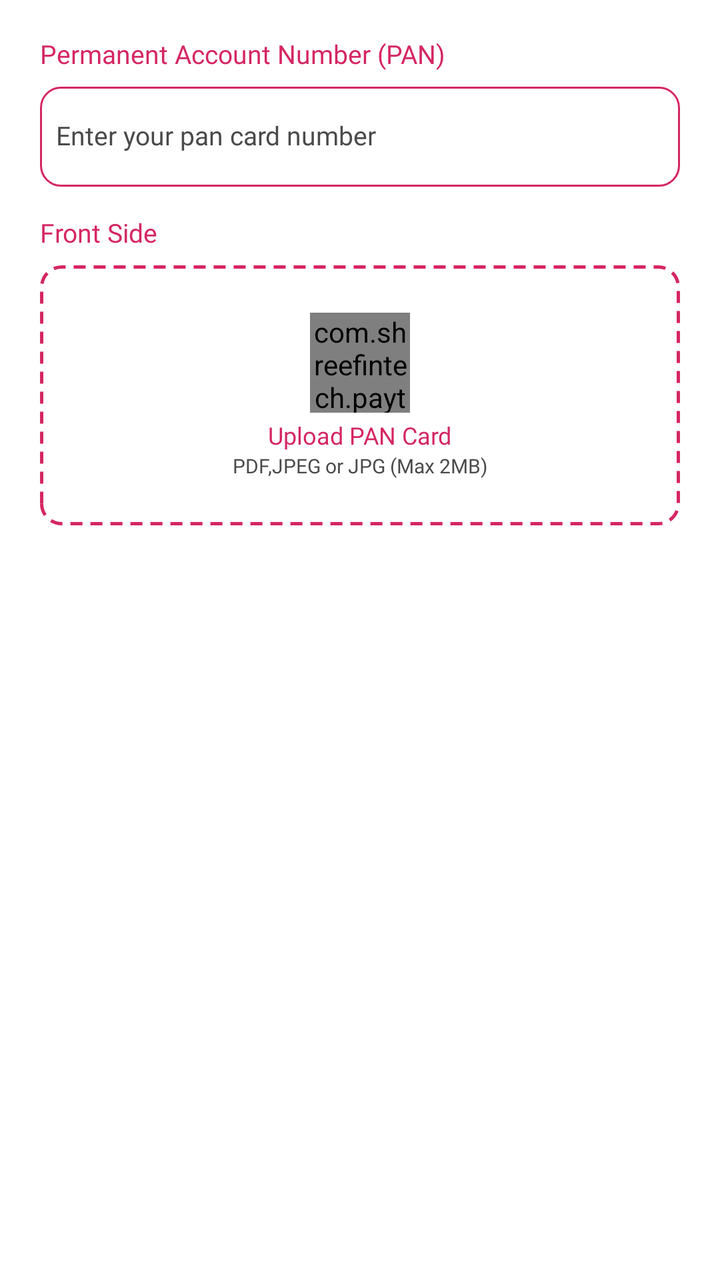
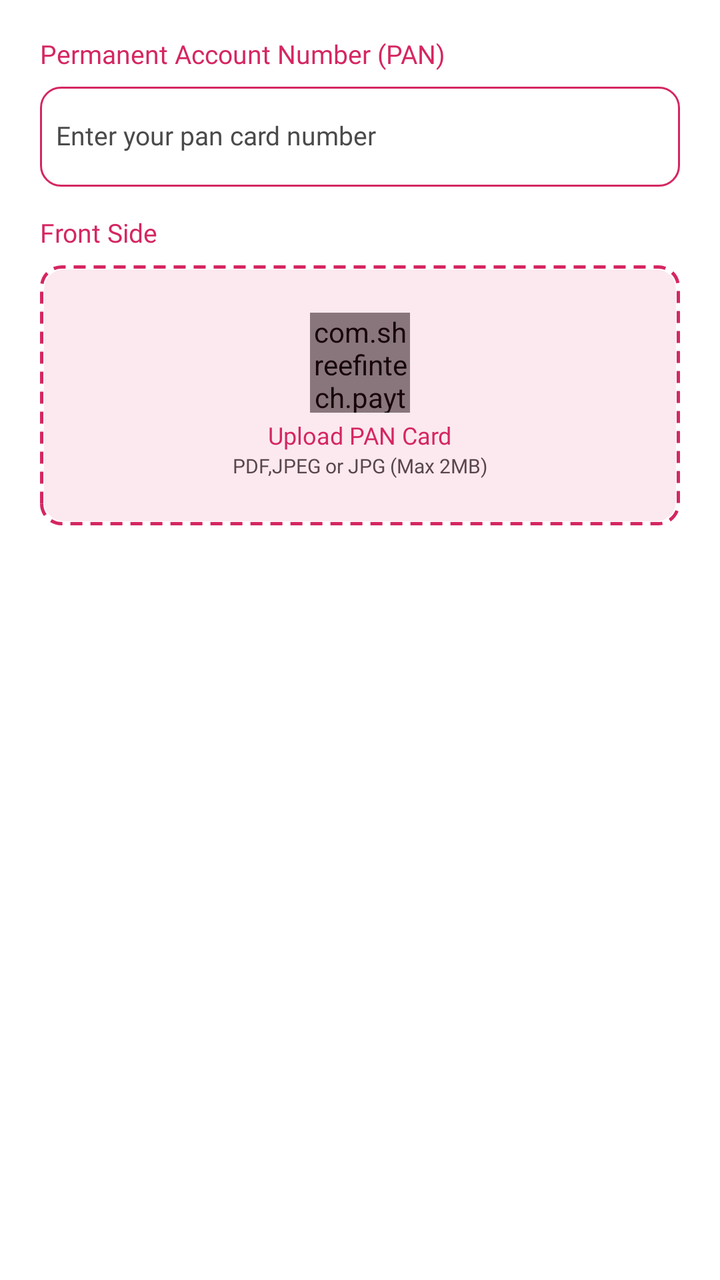

Screens rendered from an Android XML layout before and after an edit, with the pre-edit source and the edit as a unified diff.
<!-- AndroidManifest.xml: application theme Theme.PaytouchConsumer -->
<!-- res/layout/fragment_kyc_step3.xml -->
<?xml version="1.0" encoding="utf-8"?>
<androidx.core.widget.NestedScrollView xmlns:android="http://schemas.android.com/apk/res/android"
    android:layout_width="match_parent"
    android:layout_height="match_parent"
    xmlns:app="http://schemas.android.com/apk/res-auto"
    android:scrollbars="none">

    <LinearLayout
        android:layout_width="match_parent"
        android:layout_height="wrap_content"
        android:orientation="vertical"
        android:padding="@dimen/page_margin_horizontal">

        
        <androidx.appcompat.widget.AppCompatTextView
            android:layout_width="wrap_content"
            android:layout_height="wrap_content"
            android:fontFamily="@font/proza_libre_semi_bold"
            android:includeFontPadding="false"
            android:text="@string/labelPanNumber"
            android:textColor="@color/primary"
            android:textSize="@dimen/text_size_13" />

        <androidx.appcompat.widget.AppCompatEditText
            android:id="@+id/etPan"
            android:layout_width="match_parent"
            android:layout_height="@dimen/input_height"
            android:layout_marginTop="@dimen/margin_small"
            android:background="@drawable/bg_input_field"
            android:fontFamily="@font/proza_libre_medium"
            android:hint="@string/hintPanCardNumber"
            android:includeFontPadding="false"
            android:inputType="textCapCharacters|textNoSuggestions"
            android:maxLength="10"
            android:maxLines="1"
            android:paddingHorizontal="@dimen/margin_small"
            android:singleLine="true"
            android:textColor="@color/black"
            android:textColorHint="?attr/colorTextHint"
            android:textSize="@dimen/text_size_13" />

        
        <androidx.appcompat.widget.AppCompatTextView
            android:layout_width="wrap_content"
            android:layout_height="wrap_content"
            android:layout_marginTop="@dimen/margin_large"
            android:fontFamily="@font/proza_libre_semi_bold"
            android:includeFontPadding="false"
            android:text="@string/labelFrontSide"
            android:textColor="@color/primary"
            android:textSize="@dimen/text_size_13" />

        <FrameLayout
            android:id="@+id/flPanFront"
            android:layout_width="match_parent"
            android:layout_height="@dimen/kyc_upload_height"
            android:layout_marginTop="@dimen/margin_small"
            android:background="@drawable/bg_upload_area"
            android:clickable="true"
            android:focusable="true">

            <LinearLayout
                android:id="@+id/llUploadPan"
                android:layout_width="wrap_content"
                android:layout_height="wrap_content"
                android:layout_gravity="center"
                android:gravity="center"
                android:orientation="vertical">

                <com.shreefintech.paytouchconsumer.widget.LiquidGlassButton
                    android:id="@+id/flUpload1"
                    android:layout_width="@dimen/btn_height"
                    android:layout_height="@dimen/btn_height"
                    app:glassCornerRadius="@dimen/submit_btn_radius"
                    app:normalTint="@android:color/transparent"
                    app:pressedTint="@color/upload_btn_color">

                    <androidx.appcompat.widget.AppCompatImageView
                        android:id="@+id/ivUpload1"
                        android:layout_width="match_parent"
                        android:layout_height="match_parent"
                        android:padding="@dimen/margin_small"
                        android:src="@drawable/ic_upload"
                        android:tint="@color/primary" />

                </com.shreefintech.paytouchconsumer.widget.LiquidGlassButton>

                <androidx.appcompat.widget.AppCompatTextView
                    android:layout_width="wrap_content"
                    android:layout_height="wrap_content"
                    android:layout_marginTop="@dimen/margin_extra_small"
                    android:fontFamily="@font/proza_libre_medium"
                    android:includeFontPadding="false"
                    android:text="@string/labelPanUpload"
                    android:textColor="@color/primary"
                    android:textSize="@dimen/text_size_12" />

                <androidx.appcompat.widget.AppCompatTextView
                    android:layout_width="wrap_content"
                    android:layout_height="wrap_content"
                    android:layout_marginTop="@dimen/margin_tiny"
                    android:fontFamily="@font/proza_libre_medium"
                    android:includeFontPadding="false"
                    android:text="@string/msgUploadHint"
                    android:textColor="@color/hint_color"
                    android:textSize="@dimen/text_size_10" />

            </LinearLayout>


            <androidx.cardview.widget.CardView
                android:layout_width="match_parent"
                android:layout_height="match_parent"
                app:cardElevation="0dp"
                app:cardBackgroundColor="@android:color/transparent"
                android:layout_margin="2dp"
                app:cardCornerRadius="@dimen/card_corner_radius"
                android:background="@android:color/transparent">

                <androidx.appcompat.widget.AppCompatImageView
                    android:id="@+id/ivPreviewPan"
                    android:layout_width="match_parent"
                    android:layout_height="match_parent"
                    android:scaleType="centerCrop"
                    android:visibility="gone" />

            </androidx.cardview.widget.CardView>

            <LinearLayout
                android:id="@+id/llEditDeletePan"
                android:layout_width="wrap_content"
                android:layout_height="wrap_content"
                android:layout_gravity="top|end"
                android:layout_margin="@dimen/margin_extra_small"
                android:orientation="vertical"
                android:visibility="gone">

                <FrameLayout
                    android:id="@+id/flEdit1"
                    android:layout_width="@dimen/upload_edit_size"
                    android:layout_height="@dimen/upload_edit_size"
                    android:layout_marginTop="@dimen/margin_tiny"
                    android:layout_marginHorizontal="@dimen/margin_medium">

                    <androidx.appcompat.widget.AppCompatImageView
                        android:id="@+id/ivEditProof1"
                        android:layout_width="@dimen/upload_edit_size"
                        android:layout_height="@dimen/upload_edit_size"
                        android:background="?selectableItemBackgroundBorderless"
                        android:padding="2dp"
                        android:src="@drawable/ic_edit_placeholder"
                        android:tint="@color/form_wizard_success" />

                </FrameLayout>

                <FrameLayout
                    android:id="@+id/flDelete1"
                    android:layout_width="@dimen/upload_edit_size"
                    android:layout_height="@dimen/upload_edit_size"
                    android:layout_marginTop="@dimen/margin_small"
                    android:layout_marginHorizontal="@dimen/margin_medium">

                    <androidx.appcompat.widget.AppCompatImageView
                        android:id="@+id/ivDeleteProof1"
                        android:layout_width="@dimen/upload_edit_size"
                        android:layout_height="@dimen/upload_edit_size"
                        android:background="?selectableItemBackgroundBorderless"
                        android:padding="2dp"
                        android:src="@drawable/ic_cross"
                        android:tint="@color/form_wizard_reject" />

                </FrameLayout>

            </LinearLayout>
        </FrameLayout>

    </LinearLayout>
</androidx.core.widget.NestedScrollView>
<!-- resources referenced by this layout -->
<resources>
  <color name="black">#FF000000</color>
  <color name="form_wizard_reject">#CC0000</color>
  <color name="form_wizard_success">#1A7A34</color>
  <color name="hint_color">#4A4A4A</color>
  <color name="primary">#D52662</color>
  <color name="upload_btn_color">#33D52662</color>
  <dimen name="btn_height">50dp</dimen>
  <dimen name="card_corner_radius">10dp</dimen>
  <dimen name="input_height">50dp</dimen>
  <dimen name="kyc_upload_height">130dp</dimen>
  <dimen name="margin_extra_small">5dp</dimen>
  <dimen name="margin_large">16dp</dimen>
  <dimen name="margin_medium">12dp</dimen>
  <dimen name="margin_small">8dp</dimen>
  <dimen name="margin_tiny">2dp</dimen>
  <dimen name="page_margin_horizontal">20dp</dimen>
  <dimen name="submit_btn_radius">25dp</dimen>
  <dimen name="text_size_10">10sp</dimen>
  <dimen name="text_size_12">12sp</dimen>
  <dimen name="text_size_13">13sp</dimen>
  <dimen name="upload_edit_size">20dp</dimen>
  <!-- drawable bg_input_field (drawable) -->
  <?xml version="1.0" encoding="utf-8"?>
  <shape xmlns:android="http://schemas.android.com/apk/res/android">
      <solid android:color="@android:color/transparent" />
      <corners android:radius="@dimen/input_corner_radius" />
      <stroke
          android:width="@dimen/default_stroke_width"
          android:color="?attr/colorPrimary" />
  </shape>
  <!-- drawable bg_upload_area (drawable) -->
  <?xml version="1.0" encoding="utf-8"?>
  <shape xmlns:android="http://schemas.android.com/apk/res/android">
      <corners android:radius="@dimen/card_corner_radius" />
      <stroke
          android:width="1.5dp"
          android:color="@color/primary"
          android:dashGap="4dp"
          android:dashWidth="6dp" />
  </shape>
  <!-- drawable ic_edit_placeholder (drawable) -->
  <?xml version="1.0" encoding="utf-8"?>
  <vector xmlns:android="http://schemas.android.com/apk/res/android"
      android:width="24dp"
      android:height="24dp"
      android:viewportWidth="24"
      android:viewportHeight="24">
    <path
        android:pathData="M3,17.25V21h3.75L17.81,9.94l-3.75,-3.75L3,17.25zM20.71,7.04c0.39,-0.39 0.39,-1.02 0,-1.41l-2.34,-2.34c-0.39,-0.39 -1.02,-0.39 -1.41,0l-1.83,1.83 3.75,3.75 1.83,-1.83z"
        android:fillColor="#000000"/>
  </vector>
  <!-- drawable ic_upload (drawable) -->
  <vector xmlns:android="http://schemas.android.com/apk/res/android"
      android:width="35dp"
      android:height="26dp"
      android:viewportWidth="35"
      android:viewportHeight="26">
    <path
        android:pathData="M18.377,25.728V18.377H23.278L17.152,11.026L11.026,18.377H15.927V25.728H9.801V25.667C9.594,25.678 9.399,25.728 9.189,25.728C6.752,25.728 4.414,24.76 2.691,23.037C0.968,21.314 0,18.976 0,16.539C0.003,14.29 0.835,12.12 2.336,10.445C3.838,8.77 5.904,7.707 8.139,7.458C8.542,5.362 9.661,3.47 11.306,2.11C12.95,0.749 15.017,0.003 17.152,0C19.287,0.002 21.355,0.747 23.001,2.108C24.646,3.469 25.766,5.361 26.168,7.458C28.403,7.708 30.467,8.772 31.966,10.448C33.466,12.123 34.297,14.291 34.3,16.539C34.3,18.976 33.332,21.314 31.609,23.037C29.886,24.76 27.548,25.728 25.111,25.728C24.909,25.728 24.709,25.678 24.499,25.667V25.728H18.377Z"
        android:fillColor="#ffffff"/>
  </vector>
  <string name="hintPanCardNumber">Enter your pan card number</string>
  <string name="labelFrontSide">Front Side</string>
  <string name="labelPanNumber">Permanent Account Number (PAN)</string>
  <string name="labelPanUpload">Upload PAN Card</string>
  <string name="msgUploadHint">PDF,JPEG or JPG (Max 2MB)</string>
  <style name="Theme.PaytouchConsumer" parent="Base.Theme.PaytouchConsumer" />
  <dimen name="input_corner_radius">10dp</dimen>
  <dimen name="default_stroke_width">1dp</dimen>
  <color name="white">#FFFFFFFF</color>
  <color name="secondary">#FCCFA1</color>
  <color name="sub_text_color">#80000000</color>
  <!-- unchanged entries left out for length: 2 -->
</resources>

<!-- the commit's change to res/layout/fragment_kyc_step3.xml (unified diff, before → after) -->
@@ -112,7 +112,7 @@
                 android:layout_width="match_parent"
                 android:layout_height="match_parent"
                 app:cardElevation="0dp"
-                app:cardBackgroundColor="@android:color/transparent"
+                app:cardBackgroundColor="@color/upload_doc_card_bg"
                 android:layout_margin="2dp"
                 app:cardCornerRadius="@dimen/card_corner_radius"
                 android:background="@android:color/transparent">
<!-- resource entries referenced after the edit -->
@@ -6,6 +6,7 @@
   <color name="hint_color">#4A4A4A</color>
   <color name="primary">#D52662</color>
   <color name="upload_btn_color">#33D52662</color>
+  <color name="upload_doc_card_bg">#1AD52662</color>
   <dimen name="btn_height">50dp</dimen>
   <dimen name="card_corner_radius">10dp</dimen>
   <dimen name="input_height">50dp</dimen>
